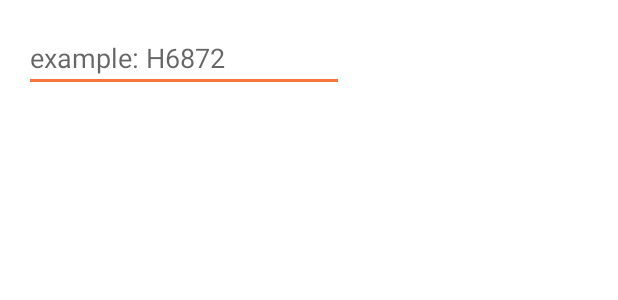
After one commit to edcres/belt-tools, an Android app: the layout store_number_box.xml on its own in the app's theme, with its tools: preview values and no code run, on a phone screen of 412 x 824 dp. The commit adds this screen. Shown: the top 300 px of the screen. Run offline under Robolectric (Android 15) with nearby library versions, the phone set to English and light mode, and no system bars.

Commit message:
Store number input is taken from the user and populated wherein appropriate.

```diff
--- a/re-worked-belt-tools/app/src/main/java/com/example/belttools/util/Helper.kt
+++ b/re-worked-belt-tools/app/src/main/java/com/example/belttools/util/Helper.kt
@@ -12,6 +12,8 @@ import kotlin.math.floor
 const val GLOBAL_TAG = "GLOBAL_TAG"
 const val MAGNET_LOCATION_TAG = "Magnet Location"
 const val MAGNET_LOCATION = "Magnet Location"
+const val STORE_NUMBER_TAG = "Store Number"
+const val STORE_NUMBER = "Store Number"
 const val PLUS_JOIN = " + "
 const val FLOOR_SKUS_LIST = "Floor SKUs"
 const val PALLET_SKUS_LIST = "Pallet SKUs"
--- /dev/null
+++ b/re-worked-belt-tools/app/src/main/res/layout/store_number_box.xml
@@ -0,0 +1,20 @@
+<?xml version="1.0" encoding="utf-8"?>
+<androidx.constraintlayout.widget.ConstraintLayout xmlns:android="http://schemas.android.com/apk/res/android"
+    xmlns:tools="http://schemas.android.com/tools"
+    xmlns:app="http://schemas.android.com/apk/res-auto"
+    android:layout_width="match_parent"
+    android:layout_height="match_parent"
+    android:padding="16dp">
+
+    <EditText
+        android:id="@+id/store_number_et"
+        android:layout_width="wrap_content"
+        android:layout_height="wrap_content"
+        android:ems="10"
+        android:hint="@string/store_number_hint"
+        android:inputType="textPersonName"
+        app:layout_constraintStart_toStartOf="parent"
+        app:layout_constraintTop_toTopOf="parent"
+        tools:ignore="TextFields" />
+
+</androidx.constraintlayout.widget.ConstraintLayout>
--- a/re-worked-belt-tools/app/src/main/res/values/strings.xml
+++ b/re-worked-belt-tools/app/src/main/res/values/strings.xml
@@ -22,6 +22,7 @@
     <string name="order_number">order number</string>
     <string name="info">info</string>
     <string name="save_order">Save Order</string>
+    <string name="store_number_hint">example: H6872</string>
 
     <string name="department_hint">department</string>
     <string name="extensions_hint">extensions</string>
```
Also changed, not shown: re-worked-belt-tools/app/src/main/java/com/example/belttools/ui/MainActivity.kt (+16 -2 lines), re-worked-belt-tools/app/src/main/java/com/example/belttools/ui/fragments/SpecialtyOrdersFragment.kt (+8 -0 lines), re-worked-belt-tools/app/src/main/java/com/example/belttools/ui/fragments/StartFragment.kt (+37 -2 lines), re-worked-belt-tools/app/src/main/java/com/example/belttools/ui/viewmodel/SharedViewModel.kt (+15 -12 lines).
